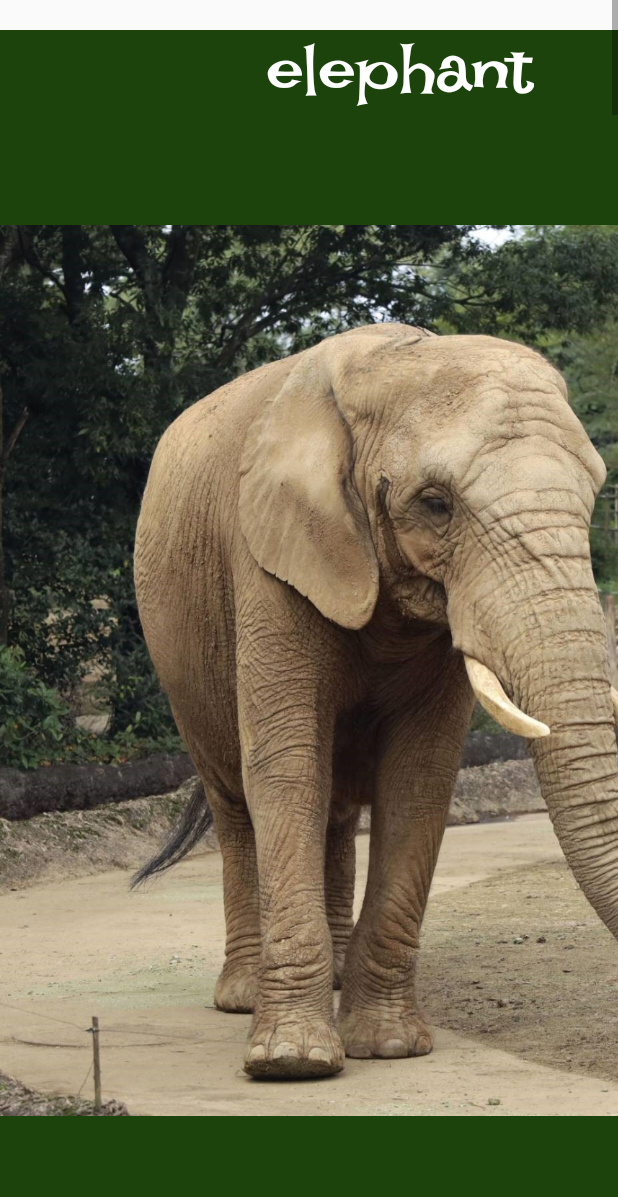
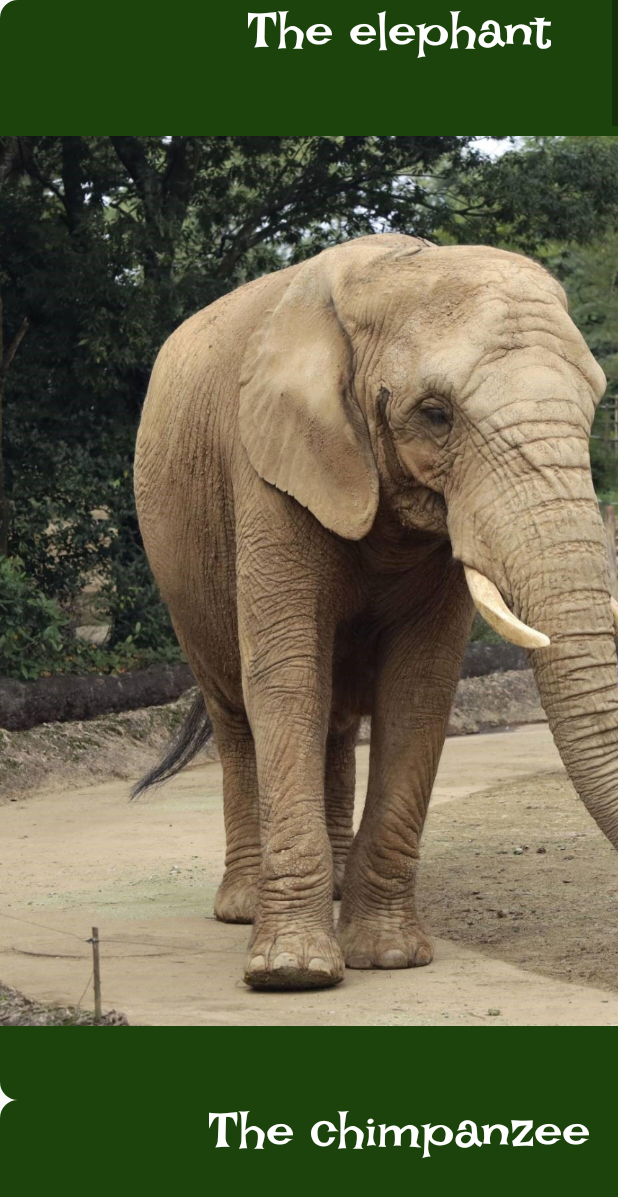
Before and after one commit to Teki99/pandica-zoo-adroid, an Android app: the fragment AnimalsFragment shown on its own in the app's theme, on a phone screen of 412 x 824 dp. Shown: the top 1197 px of the screen. Run offline under Robolectric (Android 15) with nearby library versions, the phone set to English and light mode, and no system bars; our stand-ins replace data binding; pictures from the network do not load.

Commit message:
Added profile folder and layout

```diff
--- a/app/src/main/assets/db.json
+++ b/app/src/main/assets/db.json
@@ -279,7 +279,7 @@
     {
       "name": "wild goat",
       "description": "",
-      "image": "wild-goat.jpg",
+      "image": "wild_goat.jpg",
       "comments": [],
       "id": 8
     },
@@ -293,7 +293,7 @@
     {
       "name": "bald eagle",
       "description": "",
-      "image": "bald-eagle.jpg",
+      "image": "bald_eagle.jpg",
       "comments": [],
       "id": 10
     },
--- a/app/src/main/java/com/example/padnica_zoo/HomeActivity.java
+++ b/app/src/main/java/com/example/padnica_zoo/HomeActivity.java
@@ -36,7 +36,7 @@ public class HomeActivity extends AppCompatActivity {
         // Passing each menu ID as a set of Ids because each
         // menu should be considered as top level destinations.
         mAppBarConfiguration = new AppBarConfiguration.Builder(
-                R.id.nav_home, R.id.nav_packages, R.id.nav_events, R.id.nav_cart)
+                R.id.nav_home, R.id.nav_packages, R.id.nav_events, R.id.nav_cart, R.id.nav_animals, R.id.nav_profile)
                 .setOpenableLayout(drawer)
                 .build();
         NavController navController = Navigation.findNavController(this, R.id.nav_host_fragment_content_home);
--- a/app/src/main/java/com/example/padnica_zoo/ui/animals/AnimalsFragment.java
+++ b/app/src/main/java/com/example/padnica_zoo/ui/animals/AnimalsFragment.java
@@ -49,12 +49,15 @@ public class AnimalsFragment extends Fragment {
         return root;
     }
     private RelativeLayout createRelativeLayoutWithTextView(Application application, Animal animal) {
+        Typeface customTypeface = ResourcesCompat.getFont(application, R.font.irish_grover);
+
         RelativeLayout relativeLayout = new RelativeLayout(application);
-        Typeface customTypeface = ResourcesCompat.getFont(application, R.font.irish_grover);
-        relativeLayout.setBackgroundColor(ContextCompat.getColor(application, R.color.dark_green));
+        relativeLayout.setBackgroundResource(R.drawable.dark_green_outline);
+        relativeLayout.setBackgroundTintList(ContextCompat.getColorStateList(application, R.color.dark_green));
 
         RelativeLayout.LayoutParams layoutParams = new RelativeLayout.LayoutParams(
-                800,1200
+                800,
+                1100
         );
         layoutParams.topMargin = getResources().getDimensionPixelSize(R.dimen.top_margin);
         layoutParams.bottomMargin = getResources().getDimensionPixelSize(R.dimen.bottom_margin);
@@ -63,11 +66,11 @@ public class AnimalsFragment extends Fragment {
         TextView name = new TextView(application);
         Log.i("nameTag", animal.getName());
 
-        name.setText(animal.getName());
+        name.setText("The "+animal.getName());
         name.setId(View.generateViewId());
         name.setTextColor(ContextCompat.getColor(application, R.color.white));
         name.setTypeface(customTypeface);
-        name.setTextSize(45);
+        name.setTextSize(34);
 
         RelativeLayout.LayoutParams nameParams = new RelativeLayout.LayoutParams(
                 RelativeLayout.LayoutParams.WRAP_CONTENT,
@@ -75,6 +78,7 @@ public class AnimalsFragment extends Fragment {
         );
         nameParams.addRule(RelativeLayout.ALIGN_PARENT_TOP);
         nameParams.addRule(RelativeLayout.CENTER_HORIZONTAL);
+
         //IMAGE
         ImageView image = new ImageView(this.getActivity());
         int dotIndex = animal.getImage().lastIndexOf(".");
@@ -86,7 +90,7 @@ public class AnimalsFragment extends Fragment {
                     .load(resourceId)
                     .into(image);
         } else {
-            // Handle the case where the resource does not exist
+            Log.e("Image", animal.getName()+" resource doesn't exist");
         }
         image.setId(View.generateViewId());
 
@@ -96,7 +100,6 @@ public class AnimalsFragment extends Fragment {
         );
         imageParams.addRule(RelativeLayout.BELOW,name.getId());
 
-
         relativeLayout.addView(name, nameParams);
         relativeLayout.addView(image, imageParams);
         relativeLayout.setLayoutParams(layoutParams);
--- /dev/null
+++ b/app/src/main/java/com/example/padnica_zoo/ui/profile/ProfileFragment.java
@@ -0,0 +1,6 @@
+package com.example.padnica_zoo.ui.profile;
+
+import androidx.fragment.app.Fragment;
+
+public class ProfileFragment extends Fragment {
+}
--- a/app/src/main/res/layout/fragment_animals.xml
+++ b/app/src/main/res/layout/fragment_animals.xml
@@ -20,6 +20,7 @@
             android:layout_height="wrap_content"
             android:layout_gravity="center_horizontal"
             android:layout_marginTop="20dp"
+            android:layout_marginBottom="40dp"
             android:orientation="vertical"
             tools:context=".ui.animals.AnimalsFragment"
             tools:ignore="MissingConstraints"></LinearLayout>
--- a/app/src/main/res/layout/fragment_events.xml
+++ b/app/src/main/res/layout/fragment_events.xml
@@ -19,7 +19,6 @@
             android:layout_width="wrap_content"
             android:layout_height="wrap_content"
             android:layout_gravity="center_horizontal"
-            android:layout_marginTop="20dp"
             android:orientation="vertical"
             tools:context=".ui.events.EventsFragment"
             tools:ignore="MissingConstraints"></LinearLayout>
--- /dev/null
+++ b/app/src/main/res/layout/fragment_profile.xml
@@ -0,0 +1,6 @@
+<?xml version="1.0" encoding="utf-8"?>
+<androidx.constraintlayout.widget.ConstraintLayout xmlns:android="http://schemas.android.com/apk/res/android"
+    android:layout_width="match_parent"
+    android:layout_height="match_parent">
+
+</androidx.constraintlayout.widget.ConstraintLayout>
--- a/app/src/main/res/menu/activity_main_drawer.xml
+++ b/app/src/main/res/menu/activity_main_drawer.xml
@@ -18,6 +18,11 @@
             android:title="Animals" />
 
         <item
+            android:id="@+id/nav_profile"
+            android:icon="@drawable/ic_profile"
+            android:title="@string/menu_profile" />
+
+        <item
             android:id="@+id/nav_cart"
             android:icon="@drawable/ic_menu_gallery"
             android:title="@string/menu_cart" />
--- a/app/src/main/res/navigation/mobile_navigation.xml
+++ b/app/src/main/res/navigation/mobile_navigation.xml
@@ -43,4 +43,10 @@
         android:label="@string/menu_cart"
         tools:layout="@layout/fragment_cart" />
 
+    <fragment
+        android:id="@+id/nav_profile"
+        android:name="com.example.padnica_zoo.ui.profile.ProfileFragment"
+        android:label="@string/menu_profile"
+        tools:layout="@layout/fragment_profile" />
+
 </navigation>
--- a/app/src/main/res/values/strings.xml
+++ b/app/src/main/res/values/strings.xml
@@ -17,4 +17,5 @@
     <string name="menu_packages">Packages</string>
     <string name="menu_events">Events</string>
     <string name="menu_cart">Cart</string>
+    <string name="menu_profile">Profile</string>
 </resources>
```
Also changed, not shown: app/src/main/java/com/example/padnica_zoo/ui/events/EventsFragment.java (+24 -7 lines), app/src/main/java/com/example/padnica_zoo/ui/profile/ProfileViewModel.java (added, +7 -0 lines), app/src/main/res/drawable/ic_like.xml (+3 -8 lines).
